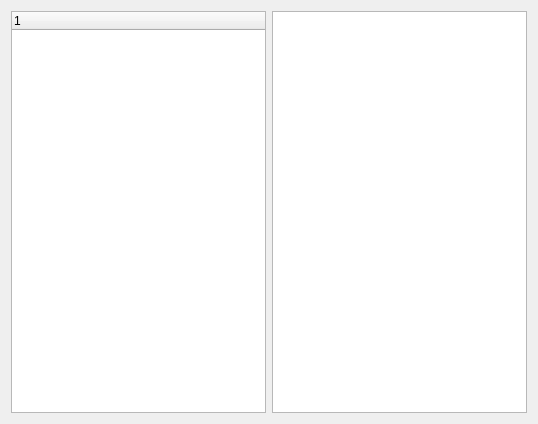
laowww/demo, file tool/window/ui/treeview.ui: the form before one commit.
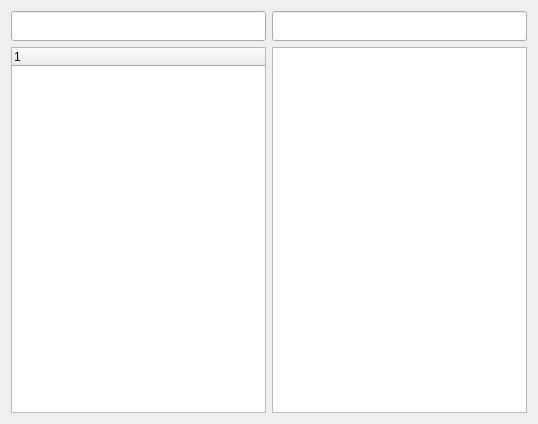
The form after the commit.

What changed in the file:
```diff
--- a/tool/window/ui/treeview.ui
+++ b/tool/window/ui/treeview.ui
@@ -13,8 +13,8 @@
   <property name="windowTitle">
    <string>Form</string>
   </property>
-  <layout class="QHBoxLayout" name="horizontalLayout">
-   <item>
+  <layout class="QGridLayout" name="gridLayout">
+   <item row="1" column="0">
     <widget class="QTreeWidget" name="treeWidget">
      <column>
       <property name="text">
@@ -23,9 +23,29 @@
      </column>
     </widget>
    </item>
-   <item>
+   <item row="1" column="1">
     <widget class="QTreeView" name="treeView"/>
    </item>
+   <item row="0" column="0">
+    <widget class="QLineEdit" name="lineEdit">
+     <property name="minimumSize">
+      <size>
+       <width>0</width>
+       <height>30</height>
+      </size>
+     </property>
+    </widget>
+   </item>
+   <item row="0" column="1">
+    <widget class="QLineEdit" name="lineEdit_2">
+     <property name="minimumSize">
+      <size>
+       <width>0</width>
+       <height>30</height>
+      </size>
+     </property>
+    </widget>
+   </item>
   </layout>
  </widget>
  <resources/>
```
